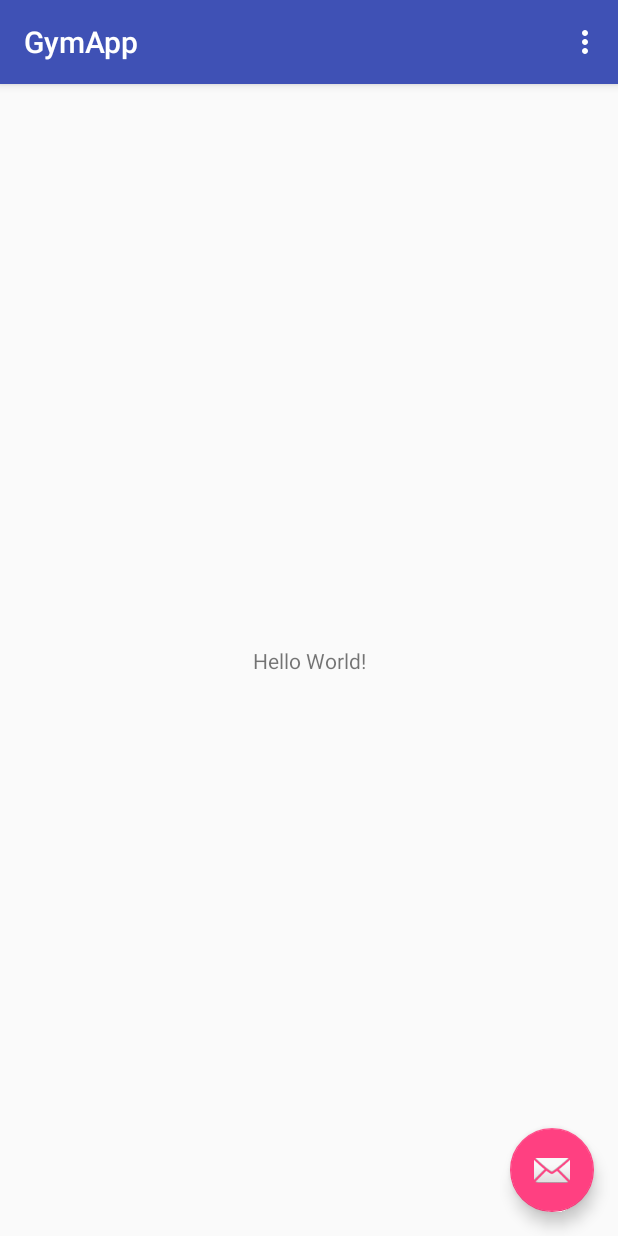
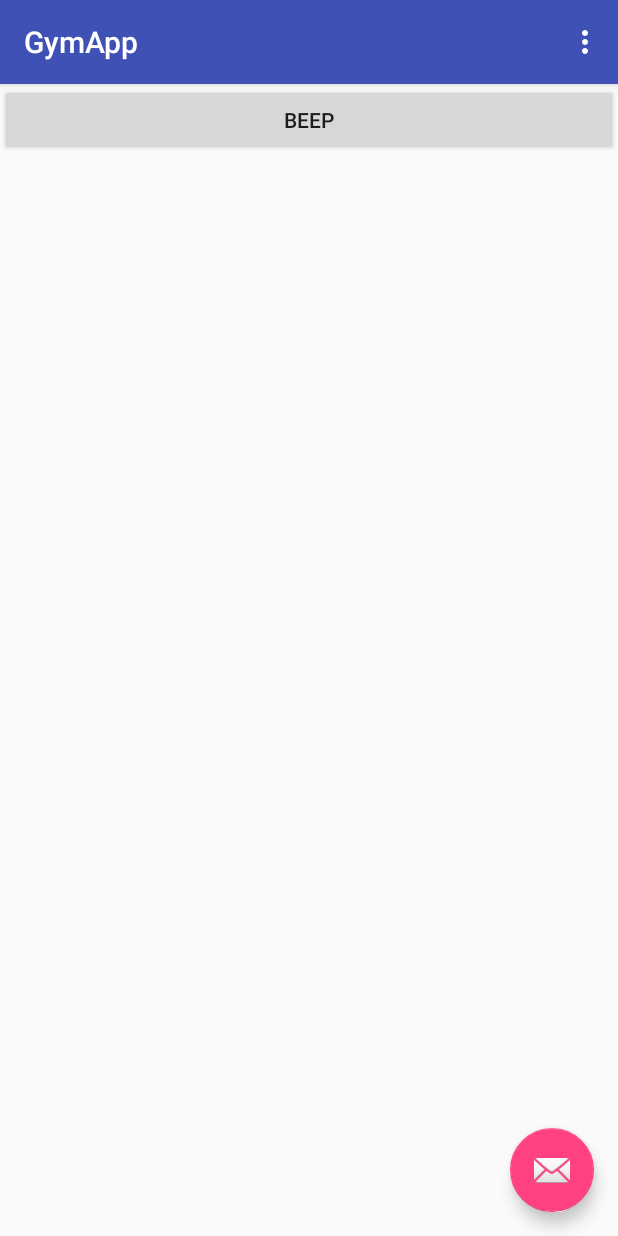
Before and after one commit to lucaviolanti/GymApp, an Android app: the screen it shows after launch (MainActivity), on a phone screen of 412 x 824 dp. Run offline under Robolectric (Android 15) with nearby library versions, the phone set to English and light mode, and no system bars.

Commit message:
Add button to play sound

```diff
--- a/app/src/main/AndroidManifest.xml
+++ b/app/src/main/AndroidManifest.xml
@@ -1,6 +1,8 @@
 <?xml version="1.0" encoding="utf-8"?>
 <manifest xmlns:android="http://schemas.android.com/apk/res/android"
     package="org.madgainz.gymapp">
+
+    <uses-permission android:name="android.permission.WAKE_LOCK" />
 
     <application
         android:allowBackup="true"
@@ -20,5 +22,4 @@
             </intent-filter>
         </activity>
     </application>
-
 </manifest>
--- a/app/src/main/java/org/madgainz/gymapp/MainActivity.kt
+++ b/app/src/main/java/org/madgainz/gymapp/MainActivity.kt
@@ -1,10 +1,13 @@
 package org.madgainz.gymapp
 
+import android.content.Context
+import android.media.MediaPlayer
 import android.os.Bundle
 import android.support.design.widget.Snackbar
 import android.support.v7.app.AppCompatActivity
-import android.view.Menu
-import android.view.MenuItem
+import android.util.AttributeSet
+import android.view.*
+import android.widget.Button
 
 import kotlinx.android.synthetic.main.activity_main.*
 
@@ -14,6 +17,10 @@ class MainActivity : AppCompatActivity() {
         super.onCreate(savedInstanceState)
         setContentView(R.layout.activity_main)
         setSupportActionBar(toolbar)
+
+        val button = findViewById<Button>(R.id.button)
+        val mp: MediaPlayer = MediaPlayer.create(this, R.raw.beep)
+        button.setOnClickListener {mp.start()}
 
         fab.setOnClickListener { view ->
             Snackbar.make(view, "Replace with your own action", Snackbar.LENGTH_LONG)
--- a/app/src/main/res/layout/content_main.xml
+++ b/app/src/main/res/layout/content_main.xml
@@ -8,13 +8,10 @@
     tools:context=".MainActivity"
     tools:showIn="@layout/activity_main">
 
-    <TextView
-        android:layout_width="wrap_content"
+    <Button
+        android:layout_width="match_parent"
         android:layout_height="wrap_content"
-        android:text="Hello World!"
-        app:layout_constraintBottom_toBottomOf="parent"
-        app:layout_constraintLeft_toLeftOf="parent"
-        app:layout_constraintRight_toRightOf="parent"
-        app:layout_constraintTop_toTopOf="parent" />
+        android:id="@+id/button"
+        android:text="BEEP"/>
 
 </android.support.constraint.ConstraintLayout>
```
Also changed, not shown: 1 other file.
